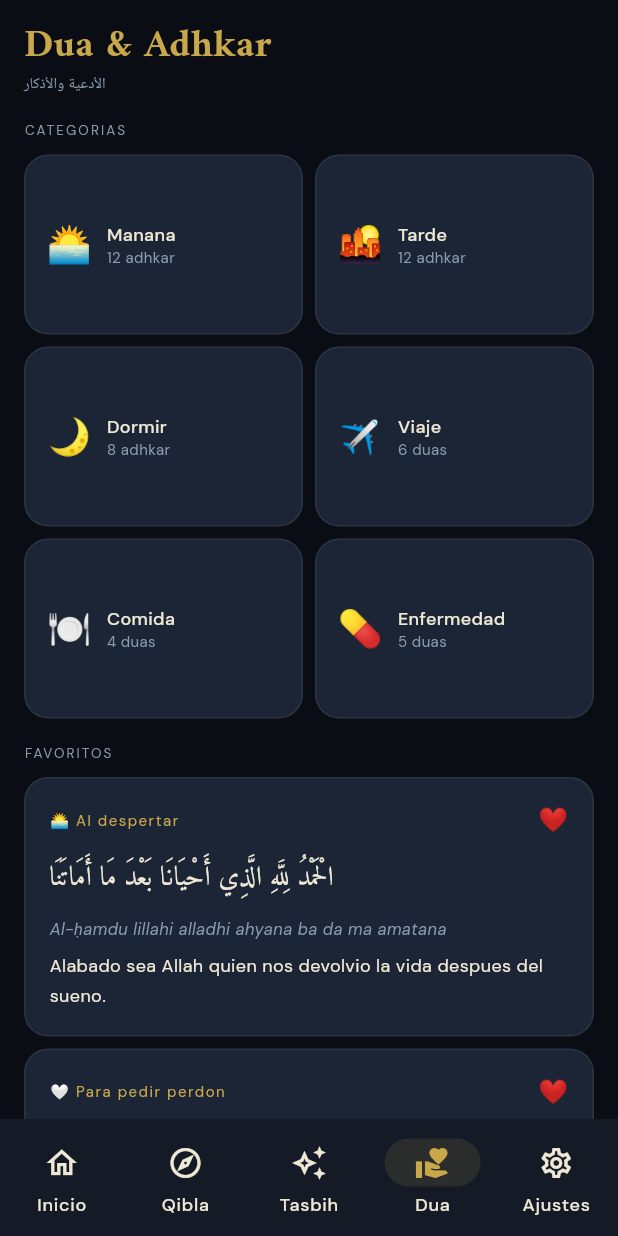
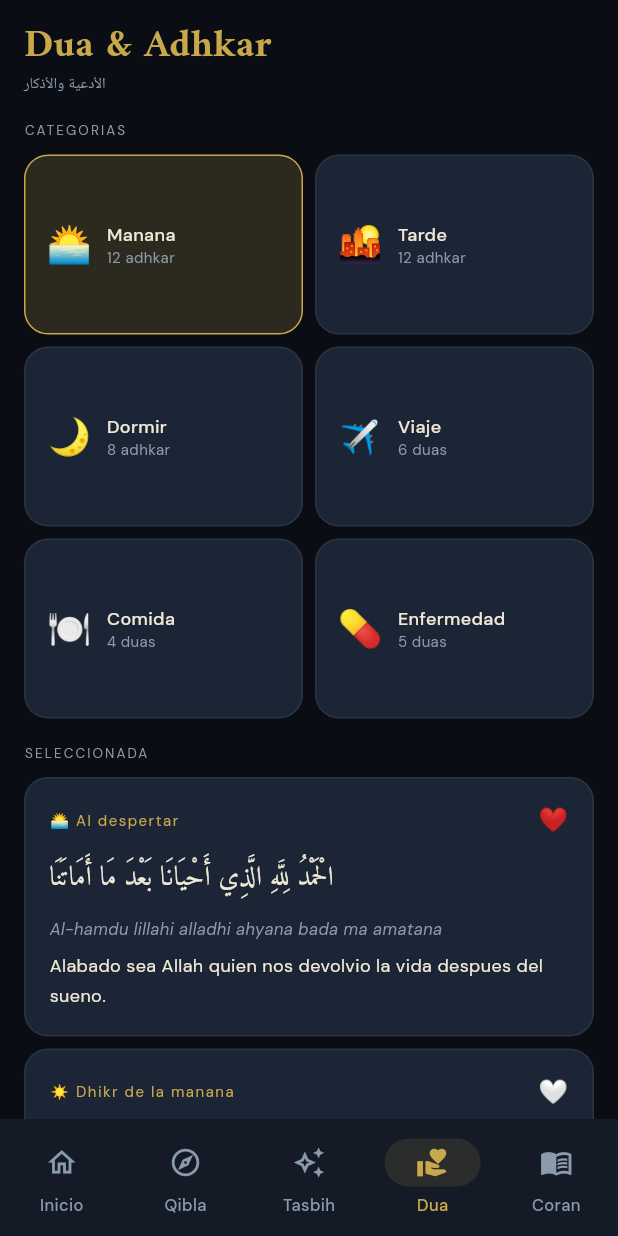
Before and after one commit to said3h/qibla_time, a Flutter app: the screen it shows after launch, item 4 of the bottom bar chosen, on a phone screen of 412 x 824 dp. Run offline on Flutter 3.47's test engine with Material 3 defaults, Android fonts, the phone set to English and light mode, and no system bars; our stand-ins replace adhan, audioplayers, connectivity_plus, flutter_compass, flutter_local_notifications, flutter_riverpod and 10 more; missing offline and left inert: proximity_sensor; accounts and stored records are empty.

Commit message:
Fix themed navigation and add Quran browsing

```diff
--- a/lib/core/navigation/main_navigation.dart
+++ b/lib/core/navigation/main_navigation.dart
@@ -2,8 +2,8 @@ import 'package:flutter/material.dart';
 import '../../features/prayer_times/screens/home_screen.dart';
 import '../../features/qibla/screens/qibla_screen.dart';
 import '../../features/dhikr/screens/dhikr_screen.dart';
-import '../../features/support/screens/settings_screen.dart';
 import '../../features/support/screens/dua_screen.dart';
+import '../../features/quran/screens/quran_screen.dart';
 import '../theme/app_theme.dart';
 
 class MainNavigation extends StatefulWidget {
@@ -21,11 +21,13 @@ class _MainNavigationState extends State<MainNavigation> {
     const QiblaScreen(),
     const DhikrScreen(),
     const DuasScreen(),
-    const SettingsScreen(),
+    const QuranScreen(),
   ];
 
   @override
   Widget build(BuildContext context) {
+    final tokens = QiblaThemes.current;
+
     return Scaffold(
       body: _screens[_currentIndex],
       bottomNavigationBar: NavigationBar(
@@ -37,33 +39,33 @@ class _MainNavigationState extends State<MainNavigation> {
         },
         height: 78,
         labelBehavior: NavigationDestinationLabelBehavior.alwaysShow,
-        backgroundColor: AppTheme.deep,
-        indicatorColor: AppTheme.primaryBg,
+        backgroundColor: tokens.bgApp,
+        indicatorColor: tokens.primaryBg,
         destinations: [
           NavigationDestination(
             icon: const Icon(Icons.home_outlined),
-            selectedIcon: Icon(Icons.home_rounded, color: AppTheme.primaryGreen),
+            selectedIcon: Icon(Icons.home_rounded, color: tokens.primary),
             label: 'Inicio',
           ),
           NavigationDestination(
             icon: const Icon(Icons.explore_outlined),
-            selectedIcon: Icon(Icons.explore, color: AppTheme.primaryGreen),
+            selectedIcon: Icon(Icons.explore, color: tokens.primary),
             label: 'Qibla',
           ),
           NavigationDestination(
             icon: const Icon(Icons.auto_awesome_outlined),
-            selectedIcon: Icon(Icons.auto_awesome, color: AppTheme.primaryGreen),
+            selectedIcon: Icon(Icons.auto_awesome, color: tokens.primary),
             label: 'Tasbih',
           ),
           NavigationDestination(
             icon: const Icon(Icons.volunteer_activism_outlined),
-            selectedIcon: Icon(Icons.volunteer_activism, color: AppTheme.primaryGreen),
+            selectedIcon: Icon(Icons.volunteer_activism, color: tokens.primary),
             label: 'Dua',
           ),
           NavigationDestination(
-            icon: const Icon(Icons.settings_outlined),
-            selectedIcon: Icon(Icons.settings, color: AppTheme.primaryGreen),
-            label: 'Ajustes',
+            icon: const Icon(Icons.menu_book_outlined),
+            selectedIcon: Icon(Icons.menu_book, color: tokens.primary),
+            label: 'Coran',
           ),
         ],
       ),
--- a/lib/core/theme/app_theme.dart
+++ b/lib/core/theme/app_theme.dart
@@ -359,20 +359,24 @@ class AppTheme {
 
   // Theme Data para Material
   static ThemeData buildTheme(QiblaTokens tokens) {
+    final brightness = ThemeData.estimateBrightnessForColor(tokens.bgPage);
+    final colorScheme = ColorScheme.fromSeed(
+      seedColor: tokens.primary,
+      brightness: brightness,
+    ).copyWith(
+      primary: tokens.primary,
+      onPrimary: tokens.bgPage,
+      secondary: tokens.primaryLight,
+      onSecondary: tokens.bgPage,
+      surface: tokens.bgSurface,
+      onSurface: tokens.textPrimary,
+      error: tokens.danger,
+    );
+
     return ThemeData(
       useMaterial3: true,
-      brightness: Brightness.dark,
-      colorScheme: ColorScheme.dark(
-        primary: tokens.primary,
-        onPrimary: tokens.bgPage,
-        secondary: tokens.primaryLight,
-        onSecondary: tokens.bgPage,
-        surface: tokens.bgSurface,
-        onSurface: tokens.textPrimary,
-        background: tokens.bgPage,
-        onBackground: tokens.textPrimary,
-        error: tokens.danger,
-      ),
+      brightness: brightness,
+      colorScheme: colorScheme,
       scaffoldBackgroundColor: tokens.bgPage,
       appBarTheme: AppBarTheme(
         backgroundColor: tokens.bgApp,
@@ -409,12 +413,25 @@ class AppTheme {
           ),
         ),
       ),
-      bottomNavigationBarTheme: BottomNavigationBarThemeData(
+      navigationBarTheme: NavigationBarThemeData(
         backgroundColor: tokens.bgApp,
-        selectedItemColor: tokens.primary,
-        unselectedItemColor: tokens.textSecondary,
-        type: BottomNavigationBarType.fixed,
-        elevation: 8,
+        indicatorColor: tokens.primaryBg,
+        labelTextStyle: MaterialStateProperty.resolveWith((states) {
+          final color = states.contains(MaterialState.selected)
+              ? tokens.primary
+              : tokens.textSecondary;
+          return GoogleFonts.dmSans(
+            fontSize: 11,
+            fontWeight: FontWeight.w500,
+            color: color,
+          );
+        }),
+        iconTheme: MaterialStateProperty.resolveWith((states) {
+          final color = states.contains(MaterialState.selected)
+              ? tokens.primary
+              : tokens.textSecondary;
+          return IconThemeData(color: color, size: 22);
+        }),
       ),
     );
   }
--- a/lib/features/support/screens/dua_screen.dart
+++ b/lib/features/support/screens/dua_screen.dart
@@ -3,25 +3,61 @@ import 'package:google_fonts/google_fonts.dart';
 
 import '../../../core/theme/app_theme.dart';
 
-class DuasScreen extends StatelessWidget {
+class DuaItem {
+  const DuaItem({
+    required this.categoryId,
+    required this.categoryLabel,
+    required this.arabic,
+    required this.transliteration,
+    required this.translation,
+    required this.favorite,
+  });
+
+  final String categoryId;
+  final String categoryLabel;
+  final String arabic;
+  final String transliteration;
+  final String translation;
+  final bool favorite;
+}
+
+class DuasScreen extends StatefulWidget {
   const DuasScreen({super.key});
+
+  @override
+  State<DuasScreen> createState() => _DuasScreenState();
+}
+
+class _DuasScreenState extends State<DuasScreen> {
+  String _selectedCategory = 'morning';
+
+  static const _categories = [
+    ('morning', '🌅', 'Manana', '12 adhkar'),
+    ('evening', '🌇', 'Tarde', '12 adhkar'),
+    ('sleep', '🌙', 'Dormir', '8 adhkar'),
+    ('travel', '✈️', 'Viaje', '6 duas'),
+    ('food', '🍽️', 'Comida', '4 duas'),
+    ('sickness', '💊', 'Enfermedad', '5 duas'),
+  ];
+
+  static const _duas = [
+    DuaItem(categoryId: 'morning', categoryLabel: '🌅 Al despertar', arabic: 'الْحَمْدُ لِلَّهِ الَّذِي أَحْيَانَا بَعْدَ مَا أَمَاتَنَا', transliteration: 'Al-hamdu lillahi alladhi ahyana bada ma amatana', translation: 'Alabado sea Allah quien nos devolvio la vida despues del sueno.', favorite: true),
+    DuaItem(categoryId: 'morning', categoryLabel: '☀️ Dhikr de la manana', arabic: 'أَصْبَحْنَا وَأَصْبَحَ الْمُلْكُ لِلَّهِ', transliteration: 'Asbahna wa asbahal mulku lillah', translation: 'Hemos amanecido y el reino pertenece a Allah.', favorite: false),
+    DuaItem(categoryId: 'evening', categoryLabel: '🌇 Al caer la tarde', arabic: 'أَمْسَيْنَا وَأَمْسَى الْمُلْكُ لِلَّهِ', transliteration: 'Amsayna wa amsal mulku lillah', translation: 'Hemos llegado a la tarde y el reino pertenece a Allah.', favorite: true),
+    DuaItem(categoryId: 'sleep', categoryLabel: '🌙 Antes de dormir', arabic: 'بِاسْمِكَ اللَّهُمَّ أَمُوتُ وَأَحْيَا', transliteration: 'Bismika Allahumma amutu wa ahya', translation: 'En Tu nombre, oh Allah, muero y vivo.', favorite: false),
+    DuaItem(categoryId: 'travel', categoryLabel: '✈️ Al viajar', arabic: 'سُبْحَانَ الَّذِي سَخَّرَ لَنَا هَٰذَا', transliteration: 'Subhana alladhi sakhkhara lana hadha', translation: 'Glorificado sea Quien puso esto a nuestro servicio.', favorite: false),
+    DuaItem(categoryId: 'travel', categoryLabel: '🚗 Al salir de casa', arabic: 'بِسْمِ اللَّهِ تَوَكَّلْتُ عَلَى اللَّهِ', transliteration: 'Bismi llah tawakkaltu ala llah', translation: 'En el nombre de Allah, me encomiendo a Allah.', favorite: true),
+    DuaItem(categoryId: 'food', categoryLabel: '🍽️ Antes de comer', arabic: 'بِسْمِ اللَّهِ', transliteration: 'Bismi llah', translation: 'En el nombre de Allah.', favorite: false),
+    DuaItem(categoryId: 'food', categoryLabel: '🙏 Despues de comer', arabic: 'الْحَمْدُ لِلَّهِ الَّذِي أَطْعَمَنِي هَٰذَا', transliteration: 'Al-hamdu lillahi alladhi atamani hadha', translation: 'Alabado sea Allah, que me alimento con esto.', favorite: false),
+    DuaItem(categoryId: 'sickness', categoryLabel: '💊 En enfermedad', arabic: 'اللَّهُمَّ رَبَّ النَّاسِ أَذْهِبِ الْبَأْسَ', transliteration: 'Allahumma rabb an-nas adhhib al-bas', translation: 'Oh Allah, Senor de la humanidad, aleja el dano.', favorite: true),
+    DuaItem(categoryId: 'sickness', categoryLabel: '🤍 Para pedir perdon', arabic: 'اللَّهُمَّ إِنَّكَ عَفُوٌّ تُحِبُّ الْعَفْوَ فَاعْفُ عَنِّي', transliteration: 'Allahumma innaka afuwwun tuhibb al-afwa fa fu anni', translation: 'Oh Allah, Tu eres Indulgente y amas perdonar, asi que perdoname.', favorite: true),
+  ];
 
   @override
   Widget build(BuildContext context) {
     final tokens = QiblaThemes.current;
-    const categories = [
-      ('🌅', 'Manana', '12 adhkar'),
-      ('🌇', 'Tarde', '12 adhkar'),
-      ('🌙', 'Dormir', '8 adhkar'),
-      ('✈️', 'Viaje', '6 duas'),
-      ('🍽️', 'Comida', '4 duas'),
-      ('💊', 'Enfermedad', '5 duas'),
-    ];
-    const duas = [
-      ('🌅 Al despertar', 'الْحَمْدُ لِلَّهِ الَّذِي أَحْيَانَا بَعْدَ مَا أَمَاتَنَا', 'Al-ḥamdu lillahi alladhi ahyana ba da ma amatana', 'Alabado sea Allah quien nos devolvio la vida despues del sueno.'),
-      ('🤍 Para pedir perdon', 'اللَّهُمَّ إِنَّكَ عَفُوٌّ تُحِبُّ الْعَفْوَ فَاعْفُ عَنِّي', 'Allahumma innaka afuwwun tuhibb al-afwa fa fu anni', 'Oh Allah, Tu eres Indulgente y amas perdonar, asi que perdoname.'),
-      ('🚗 Al salir de casa', 'بِسْمِ اللَّهِ تَوَكَّلْتُ عَلَى اللَّهِ وَلَا حَوْلَ وَلَا قُوَّةَ إِلَّا بِاللَّهِ', 'Bismi llah tawakkaltu ala llah wa la hawla wa la quwwata illa billah', 'En el nombre de Allah, me encomiendo a Allah y no hay fuerza sino en El.'),
-    ];
+    final filtered = _duas.where((item) => item.categoryId == _selectedCategory).toList();
+    final favorites = _duas.where((item) => item.favorite).toList();
 
     return Scaffold(
       backgroundColor: tokens.bgPage,
@@ -37,7 +73,7 @@ class DuasScreen extends StatelessWidget {
             GridView.builder(
               shrinkWrap: true,
               physics: const NeverScrollableScrollPhysics(),
-              itemCount: categories.length,
+              itemCount: _categories.length,
               gridDelegate: const SliverGridDelegateWithFixedCrossAxisCount(
                 crossAxisCount: 2,
                 crossAxisSpacing: 8,
@@ -45,38 +81,62 @@ class DuasScreen extends StatelessWidget {
                 childAspectRatio: 1.55,
               ),
               itemBuilder: (_, index) {
-                final category = categories[index];
-                return Container(
+                final category = _categories[index];
+                final selected = category.$1 == _selectedCategory;
+                return InkWell(
+                  onTap: () => setState(() => _selectedCategory = category.$1),
+                  borderRadius: BorderRadius.circular(16),
+                  child: Container(
                     padding: const EdgeInsets.all(14),
                     decoration: BoxDecoration(
-                    color: tokens.bgSurface,
+                      color: selected ? tokens.activeBg : tokens.bgSurface,
                       borderRadius: BorderRadius.circular(16),
-                    border: Border.all(color: tokens.border),
+                      border: Border.all(color: selected ? tokens.activeBorder : tokens.border),
                     ),
                     child: Row(
                       children: [
-                      Text(category.$1, style: const TextStyle(fontSize: 24)),
+                        Text(category.$2, style: const TextStyle(fontSize: 24)),
                         const SizedBox(width: 10),
                         Expanded(
                           child: Column(
                             crossAxisAlignment: CrossAxisAlignment.start,
                             mainAxisAlignment: MainAxisAlignment.center,
                             children: [
-                            Text(category.$2, style: GoogleFonts.dmSans(fontSize: 12, color: tokens.textPrimary, fontWeight: FontWeight.w500)),
-                            Text(category.$3, style: GoogleFonts.dmSans(fontSize: 10, color: tokens.textSecondary)),
+                              Text(category.$3, style: GoogleFonts.dmSans(fontSize: 12, color: tokens.textPrimary, fontWeight: FontWeight.w500)),
+                              Text(category.$4, style: GoogleFonts.dmSans(fontSize: 10, color: tokens.textSecondary)),
                             ],
                           ),
                         ),
                       ],
                     ),
+                  ),
                 );
               },
             ),
             const SizedBox(height: 16),
+            Text('SELECCIONADA', style: GoogleFonts.dmSans(fontSize: 9, letterSpacing: 1.4, color: tokens.textSecondary)),
+            const SizedBox(height: 10),
+            ...filtered.map((dua) => _DuaCard(dua: dua)),
+            const SizedBox(height: 14),
             Text('FAVORITOS', style: GoogleFonts.dmSans(fontSize: 9, letterSpacing: 1.4, color: tokens.textSecondary)),
             const SizedBox(height: 10),
-            ...duas.map(
-              (dua) => Container(
+            ...favorites.map((dua) => _DuaCard(dua: dua)),
+          ],
+        ),
+      ),
+    );
+  }
+}
+
+class _DuaCard extends StatelessWidget {
+  const _DuaCard({required this.dua});
+
+  final DuaItem dua;
+
+  @override
+  Widget build(BuildContext context) {
+    final tokens = QiblaThemes.current;
+    return Container(
       margin: const EdgeInsets.only(bottom: 8),
       padding: const EdgeInsets.all(16),
       decoration: BoxDecoration(
@@ -90,23 +150,18 @@ class DuasScreen extends StatelessWidget {
           Row(
             children: [
               Expanded(
-                          child: Text(dua.$1, style: GoogleFonts.dmSans(fontSize: 10, color: tokens.primary, letterSpacing: 1.0)),
+                child: Text(dua.categoryLabel, style: GoogleFonts.dmSans(fontSize: 10, color: tokens.primary, letterSpacing: 1.0)),
               ),
-                        const Text('❤️', style: TextStyle(fontSize: 16)),
+              Text(dua.favorite ? '❤️' : '🤍', style: const TextStyle(fontSize: 16)),
             ],
           ),
           const SizedBox(height: 10),
-                    Text(dua.$2, textAlign: TextAlign.right, style: GoogleFonts.amiri(fontSize: 18, color: tokens.textPrimary, height: 1.9)),
+          Text(dua.arabic, textAlign: TextAlign.right, style: GoogleFonts.amiri(fontSize: 18, color: tokens.textPrimary, height: 1.9)),
           const SizedBox(height: 8),
-                    Text(dua.$3, style: GoogleFonts.dmSans(fontSize: 11, color: tokens.textSecondary, fontStyle: FontStyle.italic, height: 1.6)),
+          Text(dua.transliteration, style: GoogleFonts.dmSans(fontSize: 11, color: tokens.textSecondary, fontStyle: FontStyle.italic, height: 1.6)),
           const SizedBox(height: 6),
-                    Text(dua.$4, style: GoogleFonts.dmSans(fontSize: 12, color: tokens.textPrimary, height: 1.7)),
+          Text(dua.translation, style: GoogleFonts.dmSans(fontSize: 12, color: tokens.textPrimary, height: 1.7)),
         ],
-                ),
-              ),
-            ),
-          ],
-        ),
       ),
     );
   }
```
Also changed, not shown: lib/features/prayer_times/screens/home_screen.dart (+29 -10 lines), lib/features/quran/models/quran_models.dart (added, +37 -0 lines), lib/features/quran/screens/quran_screen.dart (added, +142 -0 lines), lib/features/quran/services/quran_service.dart (added, +162 -0 lines), 1 other file. Lines whose indentation alone changed are shown as unchanged.
